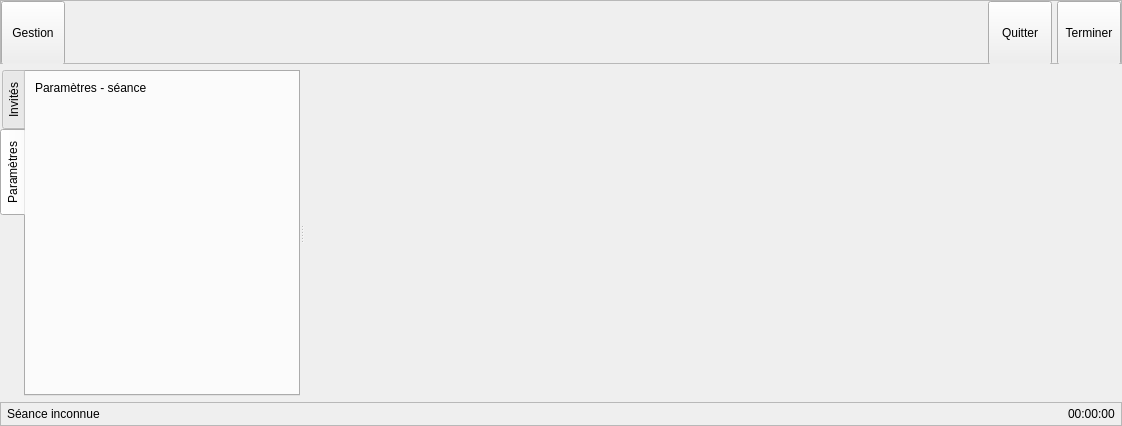
Before: the Qt Designer form client/src/widgets/InSessionWidget.ui in introlab/openteraplus, drawn with Qt 5.
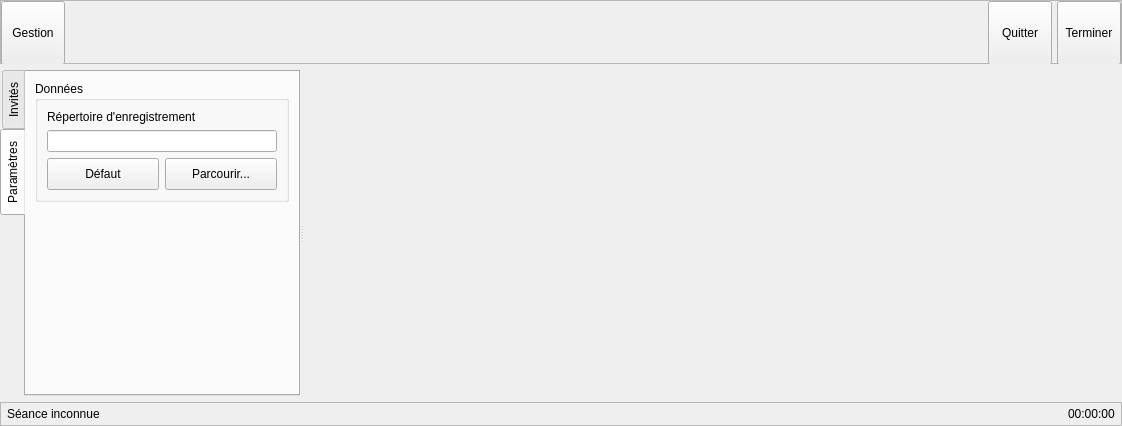
After: the same form once the commit is applied. The open tabs and pages were chosen to show the change. Icons and pictures are not drawn. Custom widgets are drawn as their Qt base class.

Patch:
```diff
--- a/client/src/widgets/InSessionWidget.ui
+++ b/client/src/widgets/InSessionWidget.ui
@@ -13,6 +13,9 @@
   <property name="windowTitle">
    <string>Form</string>
   </property>
+  <property name="styleSheet">
+   <string notr="true"/>
+  </property>
   <layout class="QVBoxLayout" name="verticalLayout">
    <property name="leftMargin">
     <number>0</number>
@@ -252,18 +255,111 @@
        </attribute>
        <layout class="QVBoxLayout" name="verticalLayout_4">
         <item alignment="Qt::AlignTop">
-         <widget class="QLabel" name="lblSettings">
+         <widget class="QGroupBox" name="grpSavePath">
           <property name="sizePolicy">
-           <sizepolicy hsizetype="Maximum" vsizetype="Preferred">
+           <sizepolicy hsizetype="Preferred" vsizetype="Maximum">
             <horstretch>0</horstretch>
             <verstretch>0</verstretch>
            </sizepolicy>
           </property>
-          <property name="text">
-           <string>Paramètres - séance</string>
+          <property name="title">
+           <string>Données</string>
           </property>
+          <layout class="QVBoxLayout" name="verticalLayout_5">
+           <item alignment="Qt::AlignTop">
+            <widget class="QLabel" name="lblSavePath">
+             <property name="sizePolicy">
+              <sizepolicy hsizetype="Preferred" vsizetype="Maximum">
+               <horstretch>0</horstretch>
+               <verstretch>0</verstretch>
+              </sizepolicy>
+             </property>
+             <property name="text">
+              <string>Répertoire d'enregistrement</string>
+             </property>
+            </widget>
+           </item>
+           <item>
+            <widget class="QLineEdit" name="txtSavePath">
+             <property name="readOnly">
+              <bool>true</bool>
+             </property>
+            </widget>
+           </item>
+           <item>
+            <layout class="QHBoxLayout" name="horizontalLayout_3">
+             <item>
+              <widget class="QPushButton" name="btnDefaultPath">
+               <property name="minimumSize">
+                <size>
+                 <width>0</width>
+                 <height>32</height>
+                </size>
+               </property>
+               <property name="maximumSize">
+                <size>
+                 <width>16777215</width>
+                 <height>16777215</height>
+                </size>
+               </property>
+               <property name="cursor">
+                <cursorShape>PointingHandCursor</cursorShape>
+               </property>
+               <property name="text">
+                <string>Défaut</string>
+               </property>
+               <property name="icon">
+                <iconset resource="../../resources/TeraClient.qrc">
+                 <normaloff>:/icons/leave.png</normaloff>:/icons/leave.png</iconset>
+               </property>
+               <property name="iconSize">
+                <size>
+                 <width>24</width>
+                 <height>24</height>
+                </size>
+               </property>
+              </widget>
+             </item>
+             <item>
+              <widget class="QPushButton" name="btnBrowseSavePath">
+               <property name="minimumSize">
+                <size>
+                 <width>0</width>
+                 <height>32</height>
+                </size>
+               </property>
+               <property name="maximumSize">
+                <size>
+                 <width>16777215</width>
+                 <height>16777215</height>
+                </size>
+               </property>
+               <property name="cursor">
+                <cursorShape>PointingHandCursor</cursorShape>
+               </property>
+               <property name="text">
+                <string>Parcourir...</string>
+               </property>
+              </widget>
+             </item>
+            </layout>
+           </item>
+          </layout>
          </widget>
         </item>
+        <item>
+         <spacer name="verticalSpacer">
+          <property name="orientation">
+           <enum>Qt::Vertical</enum>
+          </property>
+          <property name="sizeHint" stdset="0">
+           <size>
+            <width>20</width>
+            <height>40</height>
+           </size>
+          </property>
+         </spacer>
+        </item>
        </layout>
       </widget>
      </widget>
```
Left out of the diff: 2 changed lines with no effect on the pictures.
